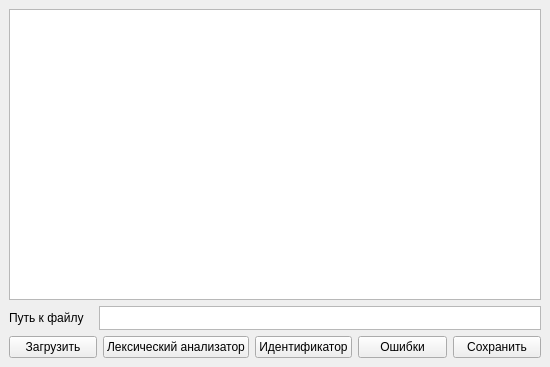
This is OS_2/mainwindow.ui in Win9XCHI/Translator as Qt 5 draws it before an edit. The edited form follows.
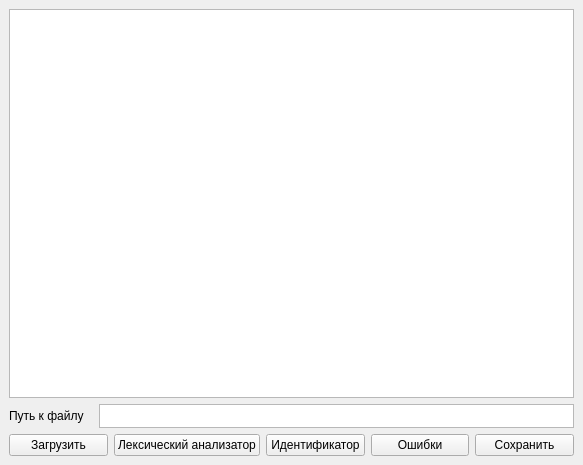
This is the edited form.

Diff of the .ui file:
```diff
--- a/OS_2/mainwindow.ui
+++ b/OS_2/mainwindow.ui
@@ -6,8 +6,8 @@
    <rect>
     <x>0</x>
     <y>0</y>
-    <width>550</width>
-    <height>367</height>
+    <width>583</width>
+    <height>465</height>
    </rect>
   </property>
   <property name="sizePolicy">
```
Left out of the diff: 2 changed lines with no effect on the pictures.
